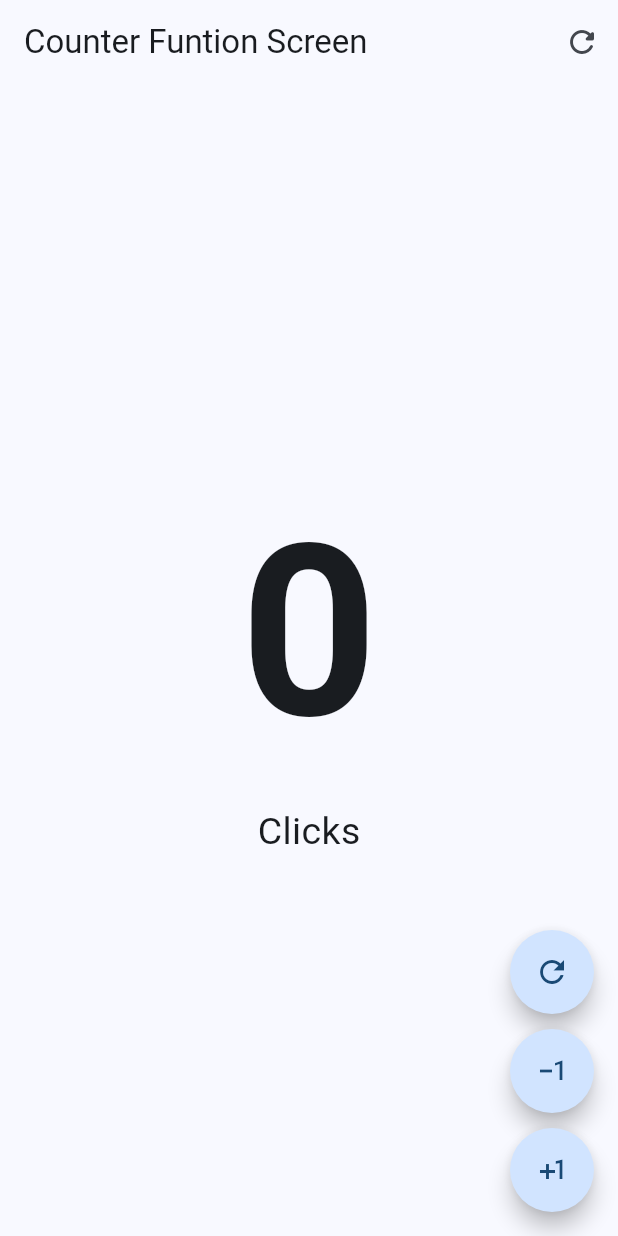
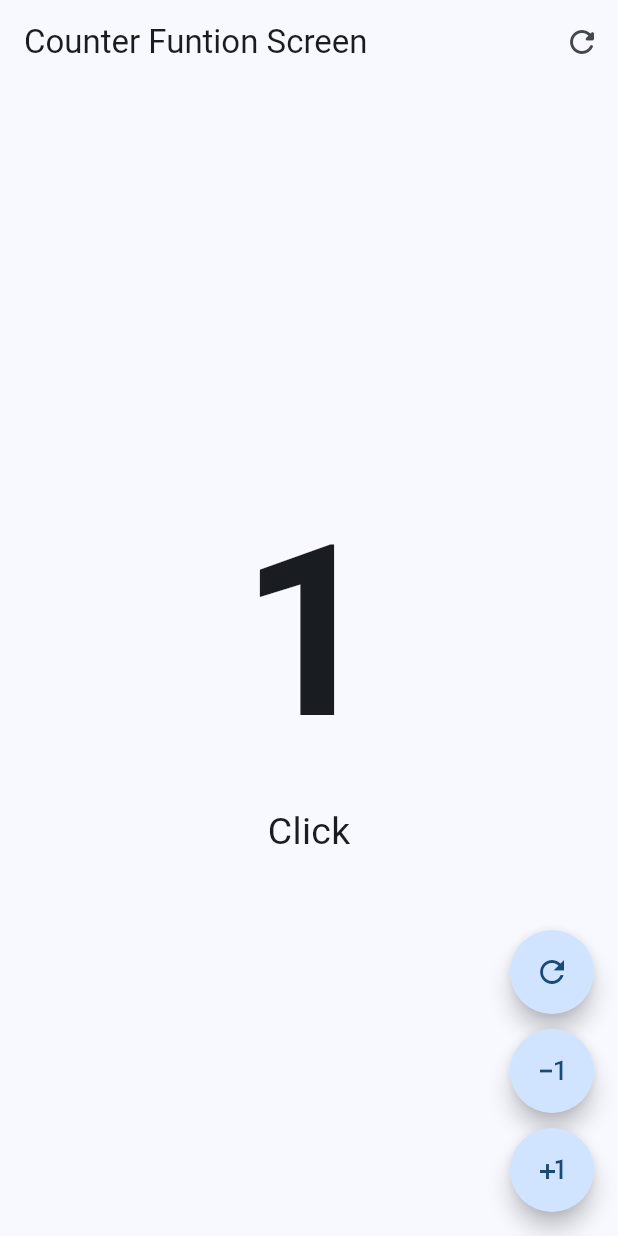
Before and after one commit to KevinMartinezC/flutter-learning, a Flutter app: the screen it shows after launch, after a tap on the "plus one" icon, on a phone screen of 412 x 824 dp. Run offline on Flutter 3.47's test engine with Material 3 defaults, Android fonts, the phone set to English and light mode, and no system bars.

Commit message:
feat: add customButtom onPress

```diff
--- a/lib/presentation/screens/counter/counter_funtion_screen.dart
+++ b/lib/presentation/screens/counter/counter_funtion_screen.dart
@@ -46,11 +46,32 @@ class _CounterFuntionScreenState extends State<CounterFuntionScreen> {
       floatingActionButton: Column(
         mainAxisAlignment: .end,
         children: [
-          CustomButton(icon: Icons.refresh_outlined),
+          CustomButton(
+            icon: Icons.refresh_outlined,
+            onPressed: () {
+              setState(() {
+                clickCounter = 0;
+              });
+            },
+          ),
           const SizedBox(height: 10),
-          CustomButton(icon: Icons.exposure_minus_1_outlined),
+          CustomButton(
+            icon: Icons.exposure_minus_1_outlined,
+            onPressed: () {
+              if (clickCounter == 0) return;
+              clickCounter--;
+              setState(() {});
+            },
+          ),
           const SizedBox(height: 10),
-          CustomButton(icon: Icons.plus_one),
+          CustomButton(
+            icon: Icons.plus_one,
+            onPressed: () {
+              setState(() {
+                clickCounter++;
+              });
+            },
+          ),
         ],
       ),
     );
@@ -59,15 +80,16 @@ class _CounterFuntionScreenState extends State<CounterFuntionScreen> {
 
 class CustomButton extends StatelessWidget {
   final IconData icon;
+  final VoidCallback? onPressed;
 
-  const CustomButton({super.key, required this.icon});
+  const CustomButton({super.key, required this.icon, required this.onPressed});
 
   @override
   Widget build(BuildContext context) {
     return FloatingActionButton(
       shape: StadiumBorder(),
-      onPressed: () {},
-       child: Icon(icon)
-       );
+      onPressed: onPressed,
+      child: Icon(icon),
+    );
   }
 }
```
